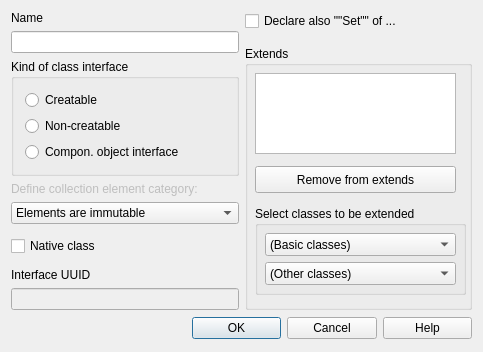
This is lavape/src/LavaPE_UI/idd_interfacebox.ui in berkus/lavape as Qt 5 draws it before an edit. The edited form follows.
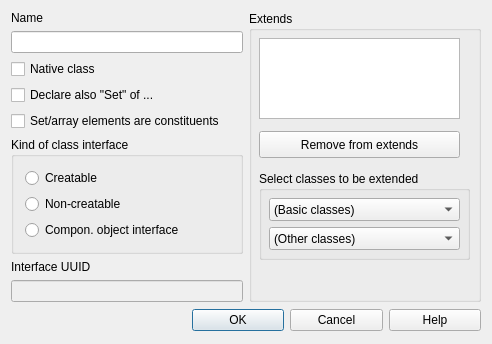
This is the edited form.

The edit to the form file:
```diff
--- a/lavape/src/LavaPE_UI/idd_interfacebox.ui
+++ b/lavape/src/LavaPE_UI/idd_interfacebox.ui
@@ -5,8 +5,8 @@
    <rect>
     <x>0</x>
     <y>0</y>
-    <width>483</width>
-    <height>352</height>
+    <width>492</width>
+    <height>321</height>
    </rect>
   </property>
   <property name="sizePolicy" >
@@ -64,6 +64,57 @@
          </property>
         </widget>
        </item>
+       <item>
+        <widget class="QCheckBox" name="Native" >
+         <property name="sizePolicy" >
+          <sizepolicy vsizetype="MinimumExpanding" hsizetype="MinimumExpanding" >
+           <horstretch>0</horstretch>
+           <verstretch>0</verstretch>
+          </sizepolicy>
+         </property>
+         <property name="focusPolicy" >
+          <enum>Qt::StrongFocus</enum>
+         </property>
+         <property name="text" >
+          <string>Native class</string>
+         </property>
+        </widget>
+       </item>
+       <item>
+        <widget class="QCheckBox" name="BuildSet" >
+         <property name="sizePolicy" >
+          <sizepolicy vsizetype="Minimum" hsizetype="Minimum" >
+           <horstretch>0</horstretch>
+           <verstretch>0</verstretch>
+          </sizepolicy>
+         </property>
+         <property name="maximumSize" >
+          <size>
+           <width>16777215</width>
+           <height>25</height>
+          </size>
+         </property>
+         <property name="focusPolicy" >
+          <enum>Qt::StrongFocus</enum>
+         </property>
+         <property name="text" >
+          <string>Declare also "Set" of ...</string>
+         </property>
+        </widget>
+       </item>
+       <item>
+        <widget class="QCheckBox" name="ElemsConstituents" >
+         <property name="toolTip" >
+          <string>If this class inherits from set/chain/array then the collection elements are treated as constituents, i.e., as owned by the collection object</string>
+         </property>
+         <property name="whatsThis" >
+          <string>If this class inherits from set/chain/array then the collection elements are treated as constituents, i.e., as owned by the collection object</string>
+         </property>
+         <property name="text" >
+          <string>Set/array elements are constituents</string>
+         </property>
+        </widget>
+       </item>
        <item>
         <widget class="QGroupBox" name="BGroup_KindOfInterface" >
          <property name="sizePolicy" >
@@ -130,49 +181,6 @@
          </layout>
         </widget>
        </item>
-       <item>
-        <widget class="QLabel" name="ElemCatLabel" >
-         <property name="enabled" >
-          <bool>false</bool>
-         </property>
-         <property name="text" >
-          <string>Define collection element category:</string>
-         </property>
-        </widget>
-       </item>
-       <item>
-        <widget class="QComboBox" name="ElemCat" >
-         <property name="enabled" >
-          <bool>true</bool>
-         </property>
-         <item>
-          <property name="text" >
-           <string>Elements are immutable</string>
-          </property>
-         </item>
-         <item>
-          <property name="text" >
-           <string>Elements are variable</string>
-          </property>
-         </item>
-        </widget>
-       </item>
-       <item>
-        <widget class="QCheckBox" name="Native" >
-         <property name="sizePolicy" >
-          <sizepolicy vsizetype="MinimumExpanding" hsizetype="MinimumExpanding" >
-           <horstretch>0</horstretch>
-           <verstretch>0</verstretch>
-          </sizepolicy>
-         </property>
-         <property name="focusPolicy" >
-          <enum>Qt::StrongFocus</enum>
-         </property>
-         <property name="text" >
-          <string>Native class</string>
-         </property>
-        </widget>
-       </item>
        <item>
         <layout class="QVBoxLayout" >
          <property name="spacing" >
@@ -225,28 +233,6 @@
        <property name="spacing" >
         <number>15</number>
        </property>
-       <item>
-        <widget class="QCheckBox" name="BuildSet" >
-         <property name="sizePolicy" >
-          <sizepolicy vsizetype="Minimum" hsizetype="Minimum" >
-           <horstretch>0</horstretch>
-           <verstretch>0</verstretch>
-          </sizepolicy>
-         </property>
-         <property name="maximumSize" >
-          <size>
-           <width>16777215</width>
-           <height>25</height>
-          </size>
-         </property>
-         <property name="focusPolicy" >
-          <enum>Qt::StrongFocus</enum>
-         </property>
-         <property name="text" >
-          <string>Declare also ""Set"" of ...</string>
-         </property>
-        </widget>
-       </item>
        <item>
         <widget class="QGroupBox" name="GroupBox_IDC_STATIC16" >
          <property name="sizePolicy" >
```
Left out of the diff: 1 changed line with no effect on the pictures.
